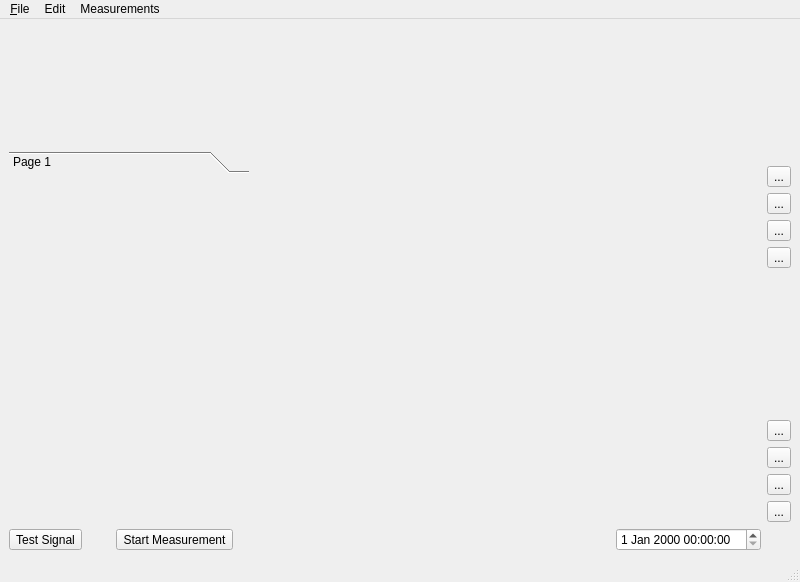
Jee-Bee/Meas, file ui/jBae_Meas_0_15.ui: the form before one commit.
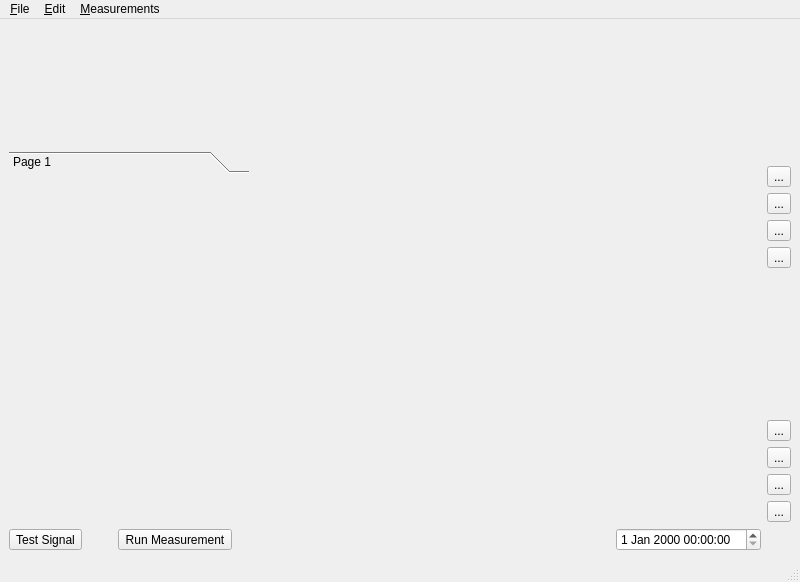
The form after the commit. Icons and pictures are not drawn.

Commit message: remove measurement from Meas_main - update toolbox

```diff
--- a/ui/jBae_Meas_0_15.ui
+++ b/ui/jBae_Meas_0_15.ui
@@ -197,7 +197,7 @@
        <string>Start Measurement</string>
       </property>
       <property name="text">
-       <string>Start Measurement</string>
+       <string>Run Measurement</string>
       </property>
      </widget>
     </item>
@@ -238,7 +238,7 @@
      <height>23</height>
     </rect>
    </property>
-   <widget class="QMenu" name="menuJBae_Meas">
+   <widget class="QMenu" name="menuFile">
     <property name="title">
      <string>&amp;File</string>
     </property>
@@ -253,7 +253,7 @@
    </widget>
    <widget class="QMenu" name="menuEdit">
     <property name="title">
-     <string>Edit</string>
+     <string>&amp;Edit</string>
     </property>
     <addaction name="actionDelete_Measurement"/>
     <addaction name="separator"/>
@@ -269,12 +269,12 @@
    </widget>
    <widget class="QMenu" name="menuMeasurements">
     <property name="title">
-     <string>Measurements</string>
+     <string>&amp;Measurements</string>
     </property>
     <addaction name="actionTest_Signal"/>
     <addaction name="actionRun_Measurent"/>
    </widget>
-   <addaction name="menuJBae_Meas"/>
+   <addaction name="menuFile"/>
    <addaction name="menuEdit"/>
    <addaction name="menuMeasurements"/>
   </widget>
```
Left out of the diff: 14 changed lines with no effect on the pictures. The commit also changes 1 other file.
